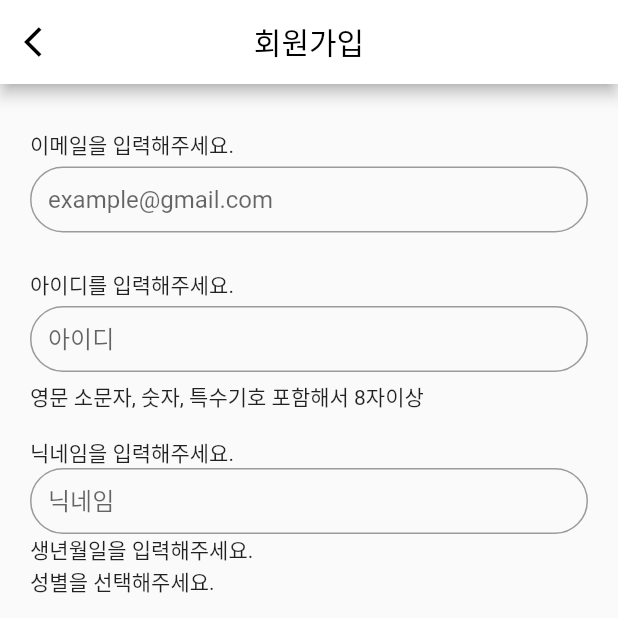
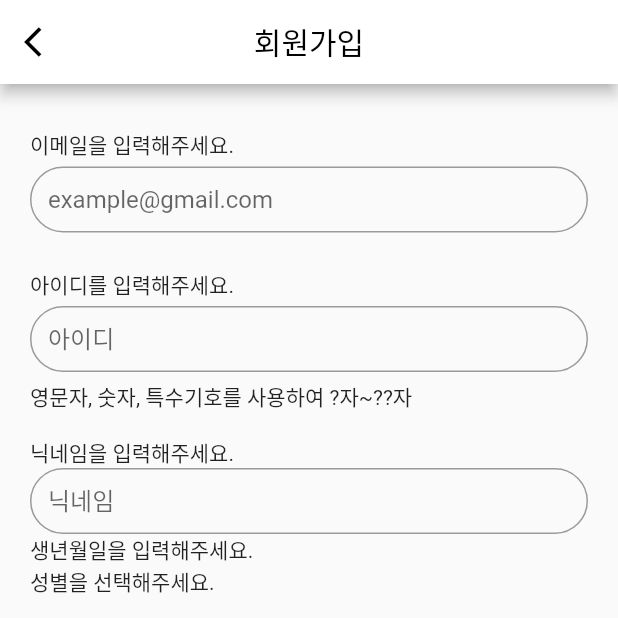
Before and after one commit to susanghan/spotright-flutter, a Flutter app: the screen it shows after launch, on a phone screen of 412 x 824 dp, the top half of it. Run offline on Flutter 3.47's test engine with Material 2 defaults, Android fonts, the phone set to English and light mode, and no system bars; our stand-ins replace get, google_maps_flutter.

Commit message:
FEAT: [회원가입] validation message 출력

```diff
--- a/lib/presentation/component/srtextfield/sr_text_field.dart
+++ b/lib/presentation/component/srtextfield/sr_text_field.dart
@@ -14,6 +14,7 @@ class SrTextField extends StatelessWidget {
       child: TextField(
         textAlign: TextAlign.start,
         textAlignVertical: TextAlignVertical.center,
+        onChanged: srTextFieldModel?.onChanged,
         decoration: InputDecoration(
           contentPadding: const EdgeInsets.all(12),
             border: const OutlineInputBorder(
--- a/lib/presentation/component/srtextfield/sr_text_field_model.dart
+++ b/lib/presentation/component/srtextfield/sr_text_field_model.dart
@@ -1,5 +1,6 @@
 class SrTextFieldModel {
-  const SrTextFieldModel({this.hint = ''});
+  const SrTextFieldModel({this.hint = '', this.onChanged});
 
   final String hint;
+  final Function(String)? onChanged;
 }
--- a/lib/presentation/page/signup/sign_up.dart
+++ b/lib/presentation/page/signup/sign_up.dart
@@ -41,7 +41,7 @@ class _SignUpState extends State<SignUp> {
           child: Stack(children: [
             Column(
                 crossAxisAlignment: CrossAxisAlignment.start,
-                children: const [
+                children: [
                   Padding(padding: EdgeInsets.only(bottom: 30)),
                   Text('이메일을 입력해주세요.'),
                   Padding(padding: EdgeInsets.only(bottom: 4)),
@@ -56,7 +56,7 @@ class _SignUpState extends State<SignUp> {
                     srTextFieldModel: SrTextFieldModel(hint: '아이디'),
                   ),
                   Padding(padding: EdgeInsets.only(bottom: 6)),
-                  Text('영문 소문자, 숫자, 특수기호 포함해서 8자이상'),
+                  Text(signUpController.signUpState.validationMessage),
                   Padding(padding: EdgeInsets.only(bottom: 16)),
                   Text('닉네임을 입력해주세요.'),
                   SrTextField(
--- a/lib/presentation/page/signup/sign_up_state.dart
+++ b/lib/presentation/page/signup/sign_up_state.dart
@@ -1,5 +1,25 @@
 import 'package:get/get.dart';
 
 class SignUpState {
+  final Map<MessageStatus, String> _messageMap = {
+    MessageStatus.defaultMessage: '영문자, 숫자, 특수기호를 사용하여 ?자~??자',
+    MessageStatus.checkLength: '아이디는 ?~??자여야 합니다.',
+    MessageStatus.checkSpecialCharacter: '특수문자는 ?, ?, ? 만 사용 가능합니다.',
+    MessageStatus.checkDuplicate: '중복된 아이디입니다.',
+    MessageStatus.enabled: '사용가능한 아이디입니다.',
+    MessageStatus.empty: '',
+  };
+
   var ctaActive = false.obs;
+  var messageStatus = MessageStatus.defaultMessage.obs;
+  String get validationMessage => _messageMap[messageStatus.value]!;
 }
+
+enum MessageStatus {
+  defaultMessage,
+  checkLength,
+  checkSpecialCharacter,
+  checkDuplicate,
+  enabled,
+  empty
+}
```
Also changed, not shown: lib/presentation/page/signup/sign_up_controller.dart (line endings or trailing spaces).
